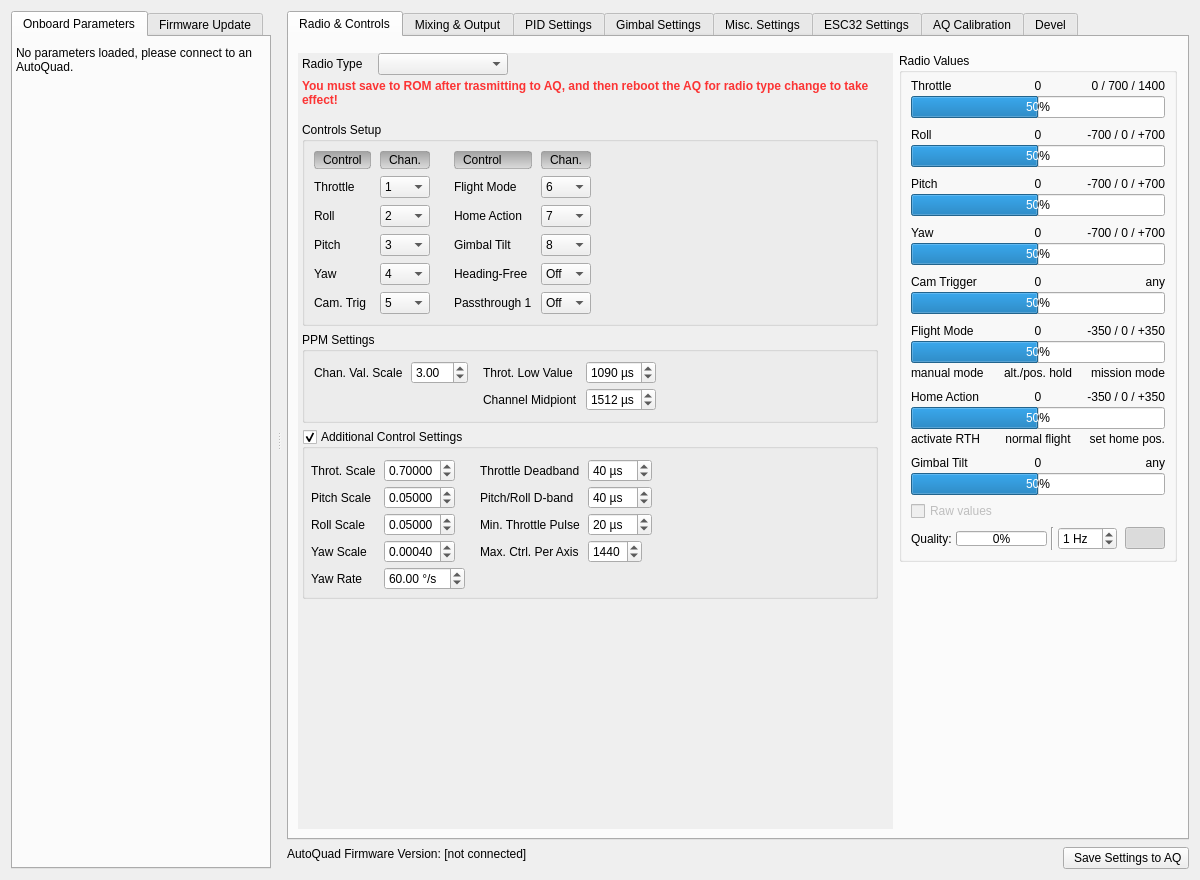
Old version of the form src/ui/qgcautoquad.ui in the repository mpaperno/qgroundcontrol_aq.
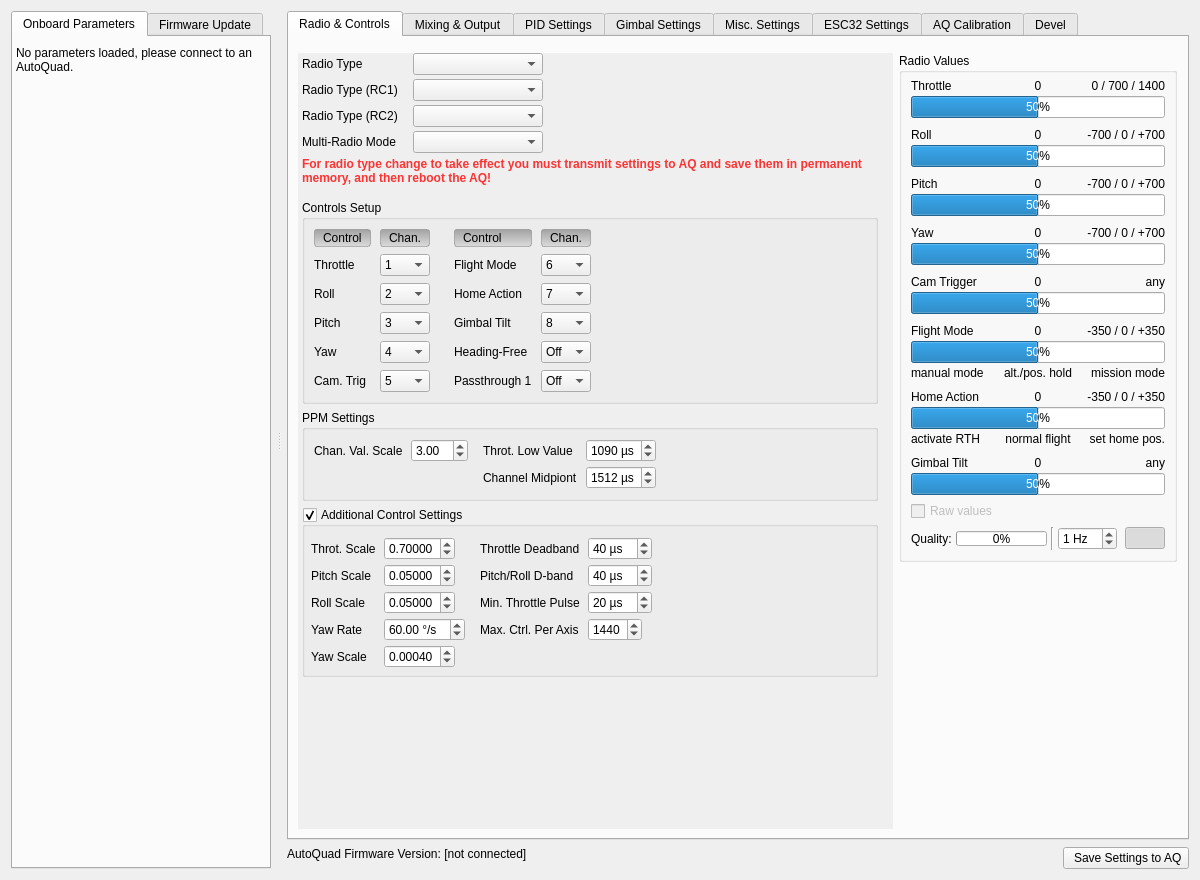
New version of the form. Icons and pictures are not drawn.

Commit message: Add support for new dual radio ports setup (preserves compat. with older fw versions).

What changed in the file:
```diff
--- a/src/ui/qgcautoquad.ui
+++ b/src/ui/qgcautoquad.ui
@@ -1261,38 +1261,6 @@
                   <property name="verticalSpacing">
                    <number>4</number>
                   </property>
-                  <item row="0" column="0">
-                   <widget class="QLabel" name="label_4">
-                    <property name="sizePolicy">
-                     <sizepolicy hsizetype="Fixed" vsizetype="Fixed">
-                      <horstretch>0</horstretch>
-                      <verstretch>0</verstretch>
-                     </sizepolicy>
-                    </property>
-                    <property name="text">
-                     <string>Radio Type</string>
-                    </property>
-                   </widget>
-                  </item>
-                  <item row="0" column="1">
-                   <widget class="QComboBox" name="RADIO_TYPE">
-                    <property name="sizePolicy">
-                     <sizepolicy hsizetype="Fixed" vsizetype="Fixed">
-                      <horstretch>0</horstretch>
-                      <verstretch>0</verstretch>
-                     </sizepolicy>
-                    </property>
-                    <property name="minimumSize">
-                     <size>
-                      <width>130</width>
-                      <height>0</height>
-                     </size>
-                    </property>
-                    <property name="sizeAdjustPolicy">
-                     <enum>QComboBox::AdjustToContents</enum>
-                    </property>
-                   </widget>
-                  </item>
                   <item row="0" column="2">
                    <spacer name="horizontalSpacer_4">
                     <property name="orientation">
@@ -1306,7 +1274,20 @@
                     </property>
                    </spacer>
                   </item>
-                  <item row="1" column="0" colspan="3" alignment="Qt::AlignTop">
+                  <item row="0" column="0">
+                   <widget class="QLabel" name="label_RADIO_TYPE">
+                    <property name="sizePolicy">
+                     <sizepolicy hsizetype="Fixed" vsizetype="Fixed">
+                      <horstretch>0</horstretch>
+                      <verstretch>0</verstretch>
+                     </sizepolicy>
+                    </property>
+                    <property name="text">
+                     <string>Radio Type</string>
+                    </property>
+                   </widget>
+                  </item>
+                  <item row="5" column="0" colspan="3" alignment="Qt::AlignTop">
                    <widget class="QLabel" name="label_radioChangeWarning">
                     <property name="sizePolicy">
                      <sizepolicy hsizetype="Preferred" vsizetype="Fixed">
@@ -1319,13 +1300,137 @@
 font-weight: bold;</string>
                     </property>
                     <property name="text">
-                     <string>You must save to ROM after trasmitting to AQ, and then reboot the AQ for radio type change to take effect!</string>
+                     <string>For radio type change to take effect you must transmit settings to AQ and save them in permanent memory, and then reboot the AQ!</string>
                     </property>
                     <property name="wordWrap">
                      <bool>true</bool>
                     </property>
                    </widget>
                   </item>
+                  <item row="0" column="1">
+                   <widget class="QComboBox" name="RADIO_TYPE">
+                    <property name="sizePolicy">
+                     <sizepolicy hsizetype="Fixed" vsizetype="Fixed">
+                      <horstretch>0</horstretch>
+                      <verstretch>0</verstretch>
+                     </sizepolicy>
+                    </property>
+                    <property name="minimumSize">
+                     <size>
+                      <width>130</width>
+                      <height>0</height>
+                     </size>
+                    </property>
+                    <property name="sizeAdjustPolicy">
+                     <enum>QComboBox::AdjustToContents</enum>
+                    </property>
+                   </widget>
+                  </item>
+                  <item row="2" column="0">
+                   <widget class="QLabel" name="label_RADIO_SETUP">
+                    <property name="sizePolicy">
+                     <sizepolicy hsizetype="Fixed" vsizetype="Fixed">
+                      <horstretch>0</horstretch>
+                      <verstretch>0</verstretch>
+                     </sizepolicy>
+                    </property>
+                    <property name="text">
+                     <string>Radio Type (RC1)</string>
+                    </property>
+                   </widget>
+                  </item>
+                  <item row="3" column="1">
+                   <widget class="QComboBox" name="comboBox_radioSetup2">
+                    <property name="sizePolicy">
+                     <sizepolicy hsizetype="Fixed" vsizetype="Fixed">
+                      <horstretch>0</horstretch>
+                      <verstretch>0</verstretch>
+                     </sizepolicy>
+                    </property>
+                    <property name="minimumSize">
+                     <size>
+                      <width>130</width>
+                      <height>0</height>
+                     </size>
+                    </property>
+                    <property name="toolTip">
+                     <string>&lt;html&gt;&lt;head/&gt;&lt;body&gt;&lt;p&gt;Radio type on RC port 2.&lt;/p&gt;&lt;p&gt;For &lt;span style=&quot; font-weight:600;&quot;&gt;AQ6&lt;/span&gt; this could be Motor Port 14 for &lt;span style=&quot; text-decoration: underline;&quot;&gt;PPM input only&lt;/span&gt;.&lt;/p&gt;&lt;p&gt;For AQ &lt;span style=&quot; font-weight:600;&quot;&gt;M4&lt;/span&gt;, this is the external radio connection for Spektrum, SBus, SUMD, MLink, or PPM.&lt;/p&gt;&lt;/body&gt;&lt;/html&gt;</string>
+                    </property>
+                    <property name="sizeAdjustPolicy">
+                     <enum>QComboBox::AdjustToContents</enum>
+                    </property>
+                   </widget>
+                  </item>
+                  <item row="2" column="1">
+                   <widget class="QComboBox" name="RADIO_SETUP">
+                    <property name="sizePolicy">
+                     <sizepolicy hsizetype="Fixed" vsizetype="Fixed">
+                      <horstretch>0</horstretch>
+                      <verstretch>0</verstretch>
+                     </sizepolicy>
+                    </property>
+                    <property name="minimumSize">
+                     <size>
+                      <width>130</width>
+                      <height>0</height>
+                     </size>
+                    </property>
+                    <property name="toolTip">
+                     <string>&lt;html&gt;&lt;head/&gt;&lt;body&gt;&lt;p&gt;Primary radio type on RC port 1.&lt;/p&gt;&lt;p&gt;For &lt;span style=&quot; font-weight:600;&quot;&gt;AQ6&lt;/span&gt; this is the main external reciever port (white 3-pin connector for Spektrum, SBus, SUMD, MLink) &lt;span style=&quot; text-decoration: underline;&quot;&gt;or&lt;/span&gt; Motor Port 14 for PPM input.&lt;/p&gt;&lt;p&gt;For AQ &lt;span style=&quot; font-weight:600;&quot;&gt;M4&lt;/span&gt;, this is the built-in radio port (Spektrum or Deltang).&lt;/p&gt;&lt;/body&gt;&lt;/html&gt;</string>
+                    </property>
+                    <property name="sizeAdjustPolicy">
+                     <enum>QComboBox::AdjustToContents</enum>
+                    </property>
+                   </widget>
+                  </item>
+                  <item row="3" column="0">
+                   <widget class="QLabel" name="label_radioSetup2">
+                    <property name="sizePolicy">
+                     <sizepolicy hsizetype="Fixed" vsizetype="Fixed">
+                      <horstretch>0</horstretch>
+                      <verstretch>0</verstretch>
+                     </sizepolicy>
+                    </property>
+                    <property name="text">
+                     <string>Radio Type (RC2)</string>
+                    </property>
+                   </widget>
+                  </item>
+                  <item row="4" column="1">
+                   <widget class="QComboBox" name="comboBox_multiRadioMode">
+                    <property name="sizePolicy">
+                     <sizepolicy hsizetype="Fixed" vsizetype="Fixed">
+                      <horstretch>0</horstretch>
+                      <verstretch>0</verstretch>
+                     </sizepolicy>
+                    </property>
+                    <property name="minimumSize">
+                     <size>
+                      <width>130</width>
+                      <height>0</height>
+                     </size>
+                    </property>
+                    <property name="toolTip">
+                     <string>&lt;html&gt;&lt;head/&gt;&lt;body&gt;&lt;p&gt;When using multiple radio inputs at once, different operating modes are available:&lt;/p&gt;&lt;p&gt;&lt;span style=&quot; font-weight:600;&quot;&gt;Diversity&lt;/span&gt; -- The receiver with the highest signal quality level is used. This is the default.&lt;/p&gt;&lt;p&gt;&lt;span style=&quot; font-weight:600;&quot;&gt;Split Control&lt;/span&gt; - RC1 is used for channels 1-18, and RC2 is used for channels 19-36. This could be useful for custom firmare implementations or future releases.&lt;/p&gt;&lt;/body&gt;&lt;/html&gt;</string>
+                    </property>
+                    <property name="sizeAdjustPolicy">
+                     <enum>QComboBox::AdjustToContents</enum>
+                    </property>
+                   </widget>
+                  </item>
+                  <item row="4" column="0">
+                   <widget class="QLabel" name="label_multiRadioMode">
+                    <property name="sizePolicy">
+                     <sizepolicy hsizetype="Fixed" vsizetype="Fixed">
+                      <horstretch>0</horstretch>
+                      <verstretch>0</verstretch>
+                     </sizepolicy>
+                    </property>
+                    <property name="text">
+                     <string>Multi-Radio Mode</string>
+                    </property>
+                   </widget>
+                  </item>
                  </layout>
                 </widget>
                </item>
@@ -2803,6 +2908,9 @@
                      </property>
                      <item>
                       <layout class="QFormLayout" name="formLayout_26">
+                       <property name="fieldGrowthPolicy">
+                        <enum>QFormLayout::AllNonFixedFieldsGrow</enum>
+                       </property>
                        <property name="horizontalSpacing">
                         <number>8</number>
                        </property>
@@ -2915,38 +3023,13 @@
                         </widget>
                        </item>
                        <item row="3" column="0">
-                        <widget class="QLabel" name="label_CTRL_FACT_RUDD">
+                        <widget class="QLabel" name="label_CTRL_MAN_YAW_RT">
                          <property name="text">
-                          <string>Yaw Scale</string>
+                          <string>Yaw Rate</string>
                          </property>
                         </widget>
                        </item>
                        <item row="3" column="1">
-                        <widget class="QDoubleSpinBox" name="CTRL_FACT_RUDD">
-                         <property name="sizePolicy">
-                          <sizepolicy hsizetype="Maximum" vsizetype="Fixed">
-                           <horstretch>0</horstretch>
-                           <verstretch>0</verstretch>
-                          </sizepolicy>
-                         </property>
-                         <property name="toolTip">
-                          <string>&lt;html&gt;&lt;head/&gt;&lt;body&gt;&lt;p&gt;Multiplier applied to radio channel value to determine final control amount when in manual modes.  Leave these at defaults until you know why to change them.&lt;/p&gt;&lt;/body&gt;&lt;/html&gt;</string>
-                         </property>
-                         <property name="decimals">
-                          <number>5</number>
-                         </property>
-                         <property name="maximum">
-                          <double>1.000000000000000</double>
-                         </property>
-                         <property name="singleStep">
-                          <double>0.050000000000000</double>
-                         </property>
-                         <property name="value">
-                          <double>0.000400000000000</double>
-                         </property>
-                        </widget>
-                       </item>
-                       <item row="4" column="1">
                         <widget class="QDoubleSpinBox" name="CTRL_MAN_YAW_RT">
                          <property name="sizePolicy">
                           <sizepolicy hsizetype="Maximum" vsizetype="Fixed">
@@ -2975,9 +3058,34 @@
                         </widget>
                        </item>
                        <item row="4" column="0">
-                        <widget class="QLabel" name="label_CTRL_MAN_YAW_RT">
+                        <widget class="QLabel" name="label_CTRL_FACT_RUDD">
                          <property name="text">
-                          <string>Yaw Rate</string>
+                          <string>Yaw Scale</string>
+                         </property>
+                        </widget>
+                       </item>
+                       <item row="4" column="1">
+                        <widget class="QDoubleSpinBox" name="CTRL_FACT_RUDD">
+                         <property name="sizePolicy">
+                          <sizepolicy hsizetype="Maximum" vsizetype="Fixed">
+                           <horstretch>0</horstretch>
+                           <verstretch>0</verstretch>
+                          </sizepolicy>
+                         </property>
+                         <property name="toolTip">
+                          <string>&lt;html&gt;&lt;head/&gt;&lt;body&gt;&lt;p&gt;Multiplier applied to radio channel value to determine final control amount when in manual modes.  Leave these at defaults until you know why to change them.&lt;/p&gt;&lt;/body&gt;&lt;/html&gt;</string>
+                         </property>
+                         <property name="decimals">
+                          <number>5</number>
+                         </property>
+                         <property name="maximum">
+                          <double>1.000000000000000</double>
+                         </property>
+                         <property name="singleStep">
+                          <double>0.050000000000000</double>
+                         </property>
+                         <property name="value">
+                          <double>0.000400000000000</double>
                          </property>
                         </widget>
                        </item>
```
The commit also changes 2 other files.
